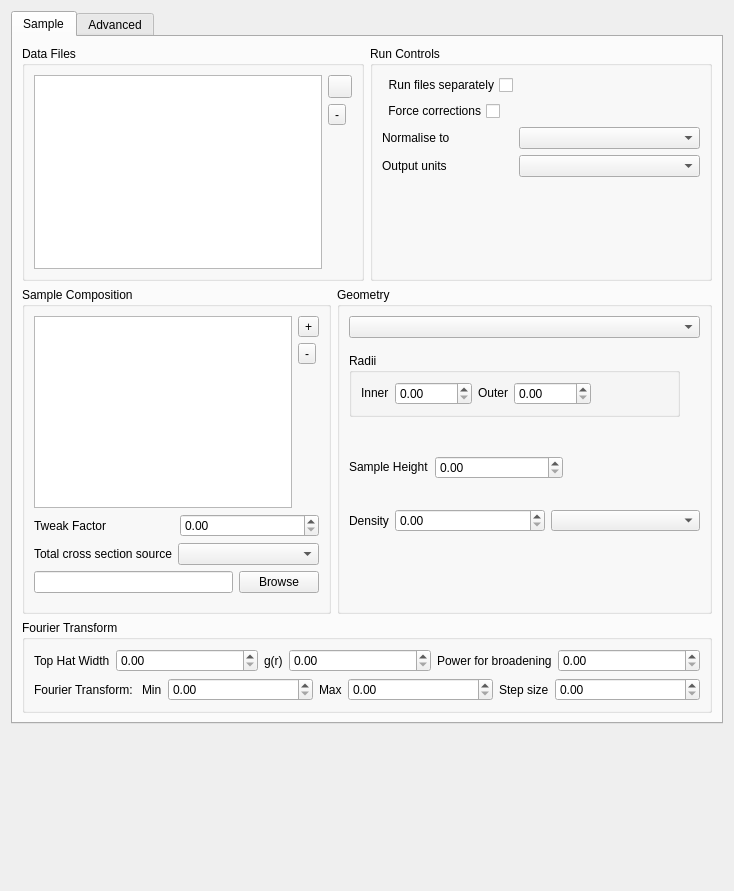
Before: the Qt Designer form src/gui/widgets/ui_files/sampleWidget.ui in disorderedmaterials/GudPy, drawn with Qt 5.
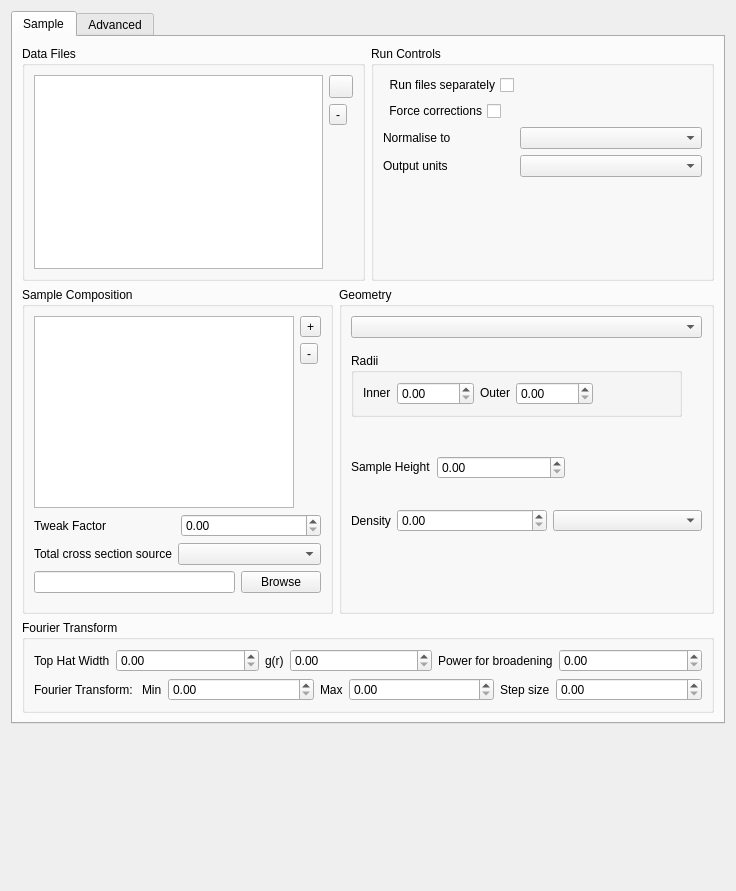
After: the same form once the commit is applied. Icons and pictures are not drawn. Custom widgets are drawn as their Qt base class.

The edit to the form file:
```diff
--- a/src/gui/widgets/ui_files/sampleWidget.ui
+++ b/src/gui/widgets/ui_files/sampleWidget.ui
@@ -6,7 +6,7 @@
    <rect>
     <x>0</x>
     <y>0</y>
-    <width>734</width>
+    <width>736</width>
     <height>891</height>
    </rect>
   </property>
```
Left out of the diff: 2 changed lines with no effect on the pictures.
